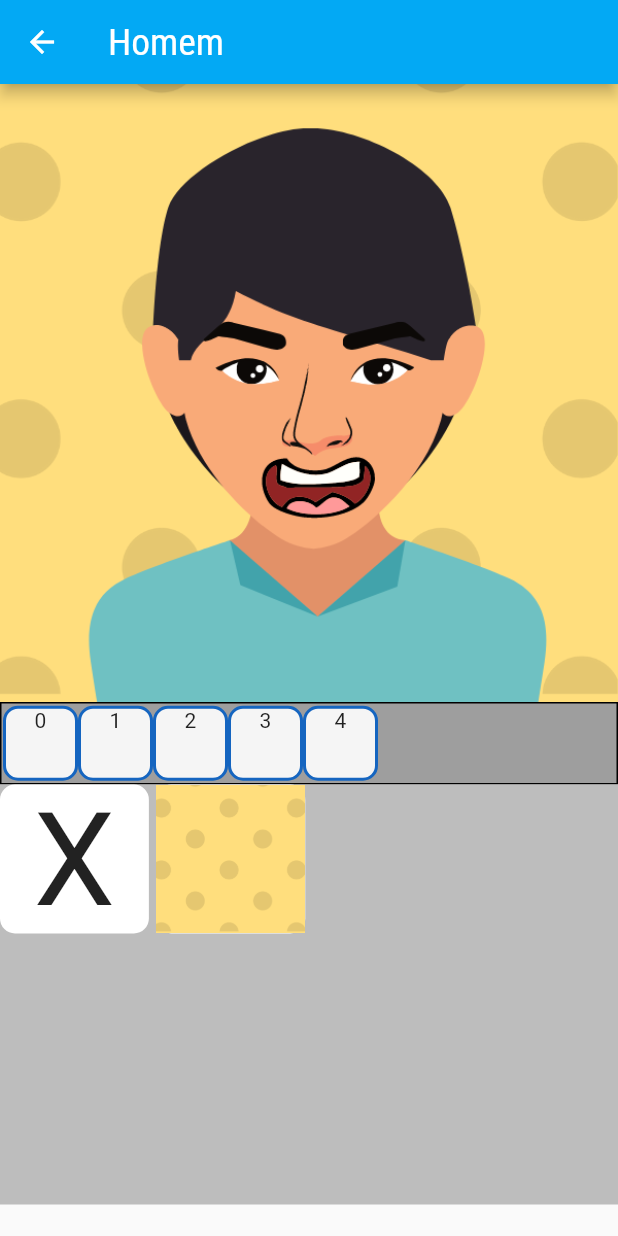
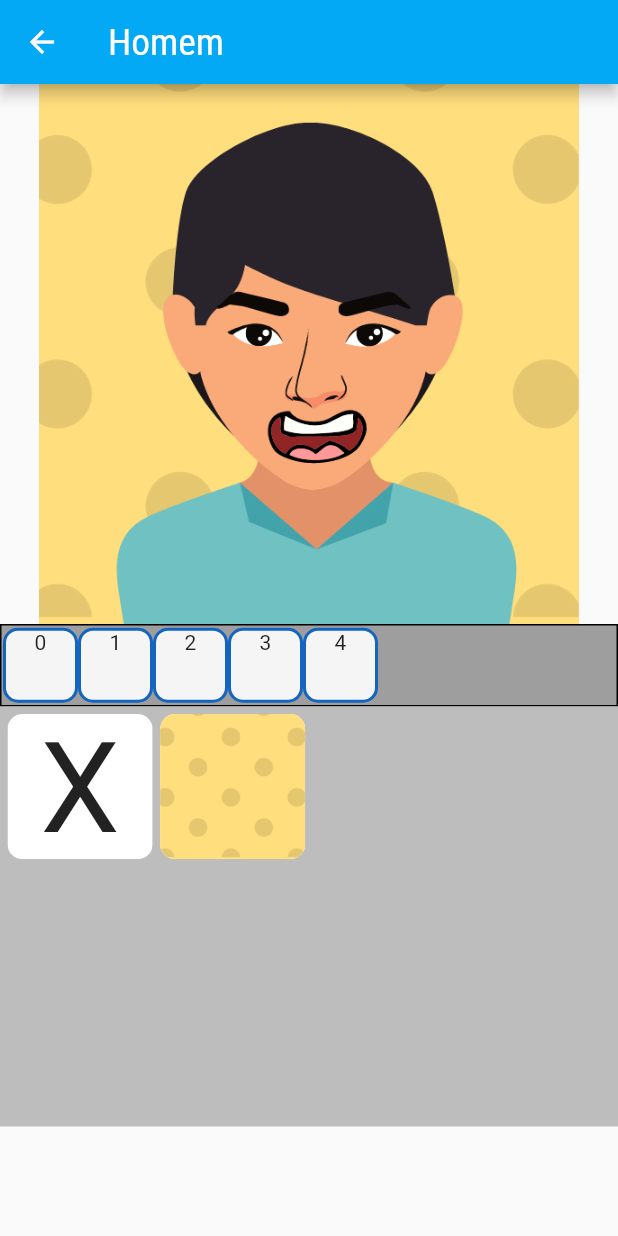
Before and after one commit to hadson0/DrawMe, a Flutter app: the AvatarPainterScreen screen opened directly with sample values from the repository, on a phone screen of 412 x 824 dp. Run offline on Flutter 3.47's test engine with Material 2 defaults, Android fonts, the phone set to English and light mode, and no system bars.

Commit message:
Updated avatar canvas and image grid

```diff
--- a/lib/components/avatar_canvas.dart
+++ b/lib/components/avatar_canvas.dart
@@ -13,6 +13,8 @@ class AvatarCanvas extends StatelessWidget {
     return Stack(
       children: layers.entries.map((entry) {
         return Container(
+          height: 360,
+          width: 360,
           child: entry.value == ''
               ? null
               : Image.asset(
--- a/lib/components/layer_image_grid.dart
+++ b/lib/components/layer_image_grid.dart
@@ -15,17 +15,17 @@ class LayerImageGrid extends StatelessWidget {
     return Container(
       height: 280,
       width: double.infinity,
+      padding: const EdgeInsets.all(5),
       color: Colors.grey.shade400,
       child: GridView.builder(
         itemCount: layerImageList.length,
         itemBuilder: (ctx, i) {
           return GestureDetector(
             onTap: () => onSelectLayerImage(layerImageList[i]),
+            child: ClipRRect(
+              borderRadius: BorderRadius.circular(10),
               child: Container(
-              decoration: BoxDecoration(
                 color: Colors.white,
-                borderRadius: BorderRadius.circular(10),
-              ),
                 child: layerImageList[i] == ''
                     ? FittedBox(
                         child: Text('X'),
@@ -34,6 +34,7 @@ class LayerImageGrid extends StatelessWidget {
                     : Image.asset(
                         layerImageList[i],
                         fit: BoxFit.cover,
+                      ),
               ),
             ),
           );
```
Lines whose indentation alone changed are shown as unchanged.
